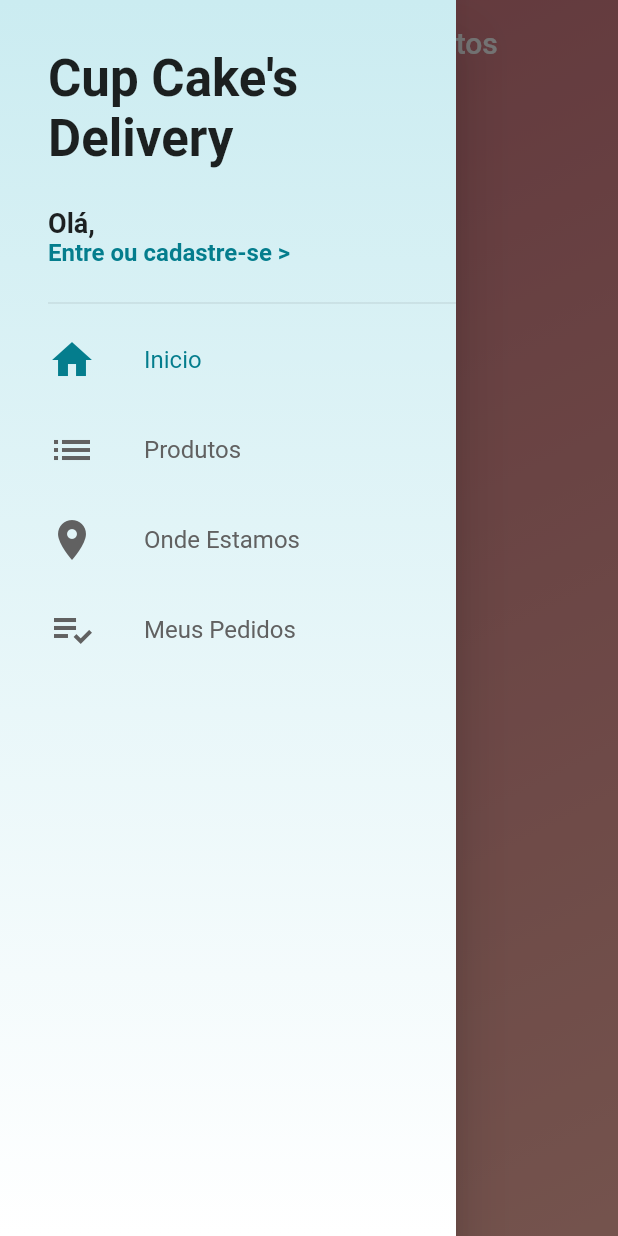
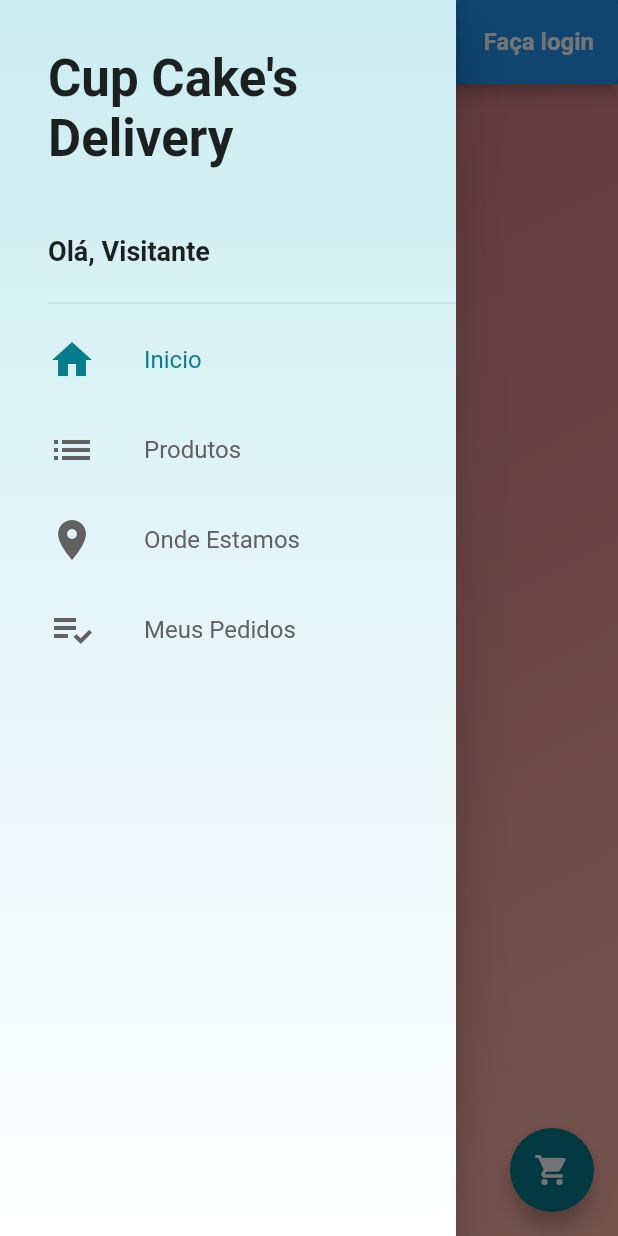
Before and after one commit to Brunocape/loja_cup_cake, a Flutter app: the screen it shows after launch, with the side drawer open, on a phone screen of 412 x 824 dp. Run offline on Flutter 3.47's test engine with Material 2 defaults, Android fonts, the phone set to English and light mode, and no system bars; our stand-ins replace shared_preferences, transparent_image; network calls fail.

```diff
--- a/lib/controllers/usuarioController.dart
+++ b/lib/controllers/usuarioController.dart
@@ -21,7 +21,7 @@ class Usuario_Controller {
         body: {'idUsuario': user_id},
       );
       var data = json.decode(response.body);
-      return UsuarioModel.fromJson(data["dados"]);
+      return UsuarioModel.fromJson(data["dados"][0]);
     } catch (Erro) {
       return UsuarioModel();
     }
--- /dev/null
+++ b/lib/models/itemCartModel.dart
@@ -0,0 +1,50 @@
+import 'package:loja_cup_cake/models/itemModel.dart';
+
+
+class ItemCartModel{
+  int? itemId;
+  int? usuarioId;
+  int? qtde;
+  int? id;
+  Item? item;
+
+  ItemCartModel(
+      {this.itemId,
+        this.usuarioId,
+        this.qtde,
+        this.id,
+        this.item});
+
+  ItemCartModel.fromJson(Map<String, dynamic> json) {
+    itemId = json['item_id'];
+    usuarioId = json['usuario_id'];
+    qtde = json['qtde'];
+    id = json['id'];
+    if (json['item'] != null) {
+      item = new Item.fromJson(json['item']);
+    }
+  }
+
+  Map<String, dynamic> toJson() {
+    final Map<String, dynamic> data = new Map<String, dynamic>();
+    data['item_id'] = this.itemId;
+    data['usuario_id'] = this.usuarioId;
+    data['qtde'] = this.qtde;
+    data['id'] = this.id;
+    if (this.item != null) {
+      data['item'] = item!.toJson();
+    }
+    return data;
+  }
+  void decProduct(){
+    this.qtde = (this.qtde ?? 1) - 1;
+    //atualizar no banco de dados
+
+  }
+
+  void incProduct(){
+    this.qtde = (this.qtde ?? 1) + 1;
+    //atualizar no banco de dados
+
+  }
+}
--- a/lib/models/userModel.dart
+++ b/lib/models/userModel.dart
@@ -1,4 +1,3 @@
-
 class UsuarioModel {
   int? ativo;
   String? email;
@@ -18,6 +17,7 @@ class UsuarioModel {
         this.dtAlteracao,
         this.senha,
         this.token});
+
 
   UsuarioModel.fromJson(Map<String, dynamic> json) {
     ativo = json['ativo']??0;
--- a/lib/pages/homePage.dart
+++ b/lib/pages/homePage.dart
@@ -1,39 +1,95 @@
 import 'package:flutter/material.dart';
+import 'package:loja_cup_cake/controllers/usuarioController.dart';
+import 'package:loja_cup_cake/models/cartModel.dart';
 import 'package:loja_cup_cake/models/userModel.dart';
+import 'package:loja_cup_cake/pages/loginPage.dart';
 import 'package:loja_cup_cake/tabs/categoryTab.dart';
 import 'package:loja_cup_cake/tabs/homeTab.dart';
+import 'package:loja_cup_cake/widgets/cart_button.dart';
 import 'package:loja_cup_cake/widgets/customDrawer.dart';
 
-class HomePage extends StatelessWidget {
-final _pageController = PageController();
-final UsuarioModel model;
+class HomePage extends StatefulWidget {
+  final UsuarioModel user;
 
-HomePage(this.model);
+  HomePage(this.user);
+
+  @override
+  State<HomePage> createState() => _HomePageState(user);
+}
+
+class _HomePageState extends State<HomePage> {
+  final _pageController = PageController();
+  UsuarioModel user;
+  CartModel? cartModel;
+  _HomePageState(this.user);
+
+  @override
+  void initState() {
+    Usuario_Controller uc = Usuario_Controller();
+    uc.GetUserLogado().then((value) {
+      this.user = value;
+      cartModel?.loadCartItems(user.id!).then((value) => {setState(() {})});
+    });
+  }
 
   @override
   Widget build(BuildContext context) {
     return PageView(
       controller: _pageController,
-      physics:const NeverScrollableScrollPhysics(),
+      physics: const NeverScrollableScrollPhysics(),
       children: [
         Scaffold(
+          appBar: AppBar(
+            title: const Text("Pit - Bruno Capelario Santos"),
+            actions: [
+              ElevatedButton(
+                  onPressed: () async {
+                    if (!user.isLoggedIn()) {
+                      var usuario1 = await Navigator.of(context).push(
+                          MaterialPageRoute(builder: (context) => LoginPage()));
+                      setState(() {
+                        user = usuario1 ?? UsuarioModel();
+                      });
+                    } else {
+                      setState(() {
+                        user = UsuarioModel();
+                        Usuario_Controller uc = Usuario_Controller();
+                        uc.signOut();
+                      });
+                    }
+                  },
+                  child: Text(
+                    !user.isLoggedIn() ? "Faça login" : "Sair",
+                    style: const TextStyle(
+                        color: Colors.white,
+                        fontSize: 16.0,
+                        fontWeight: FontWeight.bold),
+                  ))
+            ],
+          ),
           body: HomeTab(),
-          drawer: CustomDrawer(_pageController,model),
+          drawer: CustomDrawer(_pageController, user),
+          floatingActionButton: CartButton(user),
         ),
         Scaffold(
           appBar: AppBar(
             title: Text("Categorias"),
           ),
-          body: CategoryTab(),
-          drawer: CustomDrawer(_pageController,model),
+          body: CategoryTab(cartModel ?? CartModel(), user),
+          drawer: CustomDrawer(_pageController, user),
+          floatingActionButton: CartButton(user),
         ),
         Scaffold(
-          body: Container(color: Colors.yellow,),
-          drawer: CustomDrawer(_pageController,model),
+          body: Container(
+            color: Colors.yellow,
+          ),
+          drawer: CustomDrawer(_pageController, user),
         ),
         Scaffold(
-          body: Container(color: Colors.green,),
-          drawer: CustomDrawer(_pageController,model),
+          body: Container(
+            color: Colors.green,
+          ),
+          drawer: CustomDrawer(_pageController, user),
         )
       ],
     );
--- a/lib/services/constantes.dart
+++ b/lib/services/constantes.dart
@@ -1,6 +1,6 @@
 class Constantes{
   //static const String _url = "http://189.23.221.116:38877/PIT_ENG_SOFT/public/api/";
-  static const String _url = "http://192.168.0.206/PIT_ENG_SOFT/public/api/";
+  static const String _url = "http://192.168.0.201/PIT_ENG_SOFT/public/api/";
 
   static String GetUrl(){
     return _url;
--- a/lib/tabs/homeTab.dart
+++ b/lib/tabs/homeTab.dart
@@ -24,7 +24,7 @@ class HomeTab extends StatelessWidget {
         _buildBodyBack(),
         CustomScrollView(
           slivers: <Widget>[
-            const SliverAppBar(
+           /* const SliverAppBar(
               floating: true,
               snap: true,
               backgroundColor: Colors.transparent,
@@ -33,7 +33,7 @@ class HomeTab extends StatelessWidget {
                 title: Text("Pit - Bruno Capelario Santos"),
                 centerTitle: true,
               ),
-            ),
+            ),*/
             FutureBuilder<List<ImagemHome>>(
               future: ic.GetImagens() ,
               builder: (context, snapshot) {
--- /dev/null
+++ b/lib/widgets/cart_button.dart
@@ -0,0 +1,29 @@
+import 'package:flutter/material.dart';
+import 'package:loja_cup_cake/models/cartModel.dart';
+import 'package:loja_cup_cake/models/userModel.dart';
+import 'package:loja_cup_cake/pages/cartPage.dart';
+import 'package:loja_cup_cake/services/loadAndToast.dart';
+
+class CartButton extends StatelessWidget {
+  UsuarioModel user;
+  CartButton(this.user);
+  @override
+  Widget build(BuildContext context) {
+    return FloatingActionButton(
+      child: Icon(Icons.shopping_cart, color: Colors.white,),
+      onPressed: ()async{
+        CartModel cartModel = CartModel();
+        if(user.isLoggedIn()) {
+          LoadAndToast lt = LoadAndToast();
+          lt.showLoaderDialog(context, "Aguarde!");
+          await cartModel.loadCartItems(user.id!);
+          Navigator.pop(context);
+        }
+        Navigator.of(context).push(
+          MaterialPageRoute(builder: (context)=>CartPage(cartModel, user))
+        );
+      },
+      backgroundColor: Theme.of(context).primaryColor,
+    );
+  }
+}
--- a/lib/widgets/customDrawer.dart
+++ b/lib/widgets/customDrawer.dart
@@ -25,14 +25,10 @@ class _CustomDrawerState extends State<CustomDrawer> {
   void initState() {
     // TODO: implement initState
     super.initState();
-    Usuario_Controller us = Usuario_Controller();
-    us.GetUserLogado().then((value){
       setState(() {
-        usuario = value;
         if(usuario.ativo == 0 && usuario.id != 0){
           Navigator.push(context, MaterialPageRoute(builder: (context) => ValidaarCodigoPage(false, usuario.email!,)));
         }
-      });
     });
   }
 
@@ -73,16 +69,16 @@ class _CustomDrawerState extends State<CustomDrawer> {
                         child: Column(
                           crossAxisAlignment: CrossAxisAlignment.start,
                           children: <Widget>[
-                            Text("Olá, ${!usuario.isLoggedIn() ? "" : usuario.nome}",
+                            Text("Olá, ${!usuario.isLoggedIn() ? "Visitante" : usuario.nome}",
                               style: const TextStyle(
                                   fontSize: 18.0,
                                   fontWeight: FontWeight.bold
                               ),
                             ),
-                            GestureDetector(
+                            /*GestureDetector(
                               child: Text(
                                 !usuario.isLoggedIn() ?
-                                "Entre ou cadastre-se >"
+                                "Faça login"
                                     : "Sair",
                                 style: TextStyle(
                                     color: Theme.of(context).primaryColor,
@@ -106,7 +102,7 @@ class _CustomDrawerState extends State<CustomDrawer> {
                                   });
                                 }
                               },
-                            )
+                            )*/
                           ],
                         ))
                   ],
--- a/pubspec.yaml
+++ b/pubspec.yaml
@@ -38,7 +38,6 @@ dependencies:
   flutter_staggered_grid_view: ^0.6.2
   carousel_slider: ^4.1.1
   transparent_image: ^2.0.0
-  scoped_model: ^1.1.0
   url_launcher: ^6.1.5
   http: ^0.13.5
   shared_preferences: ^2.0.15
```
Also changed, not shown: lib/controllers/cartController.dart (added, +90 -0 lines), lib/models/cartModel.dart (added, +112 -0 lines), lib/pages/cartPage.dart (added, +96 -0 lines), lib/pages/categoryPage.dart (+8 -3 lines), lib/pages/productPage.dart (+31 -20 lines), lib/tabs/categoryTab.dart (+6 -2 lines), lib/tiles/cart_tile.dart (added, +109 -0 lines), lib/tiles/categoryTile.dart (+6 -2 lines), lib/tiles/productTile.dart (+6 -2 lines), pubspec.lock.
